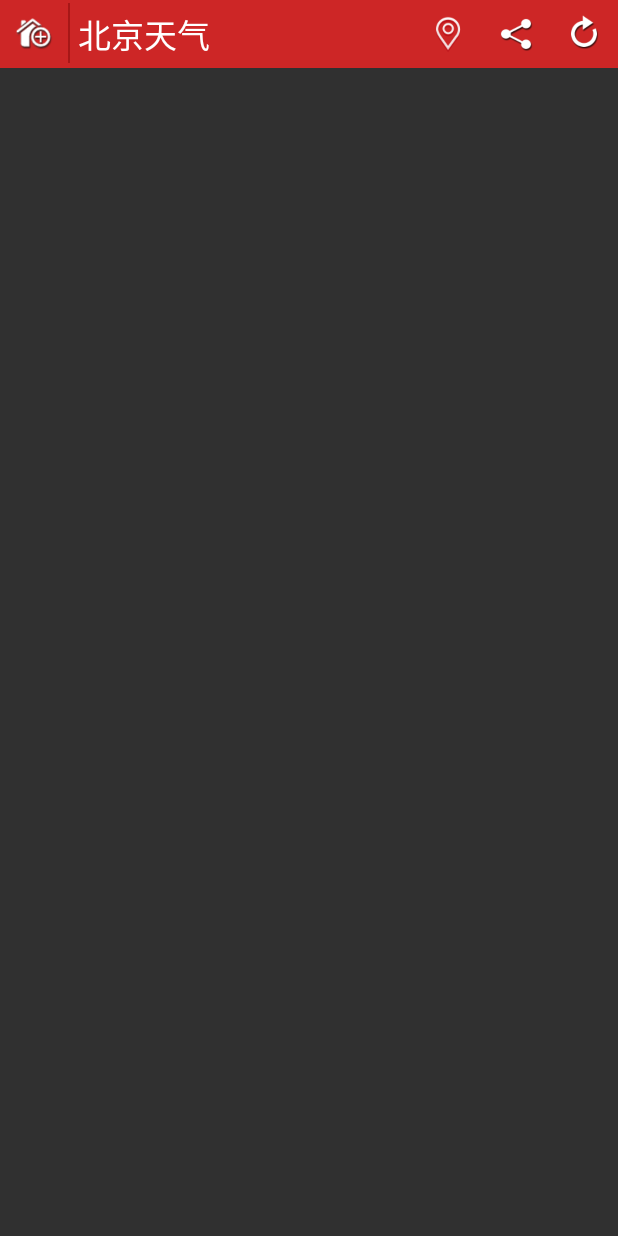
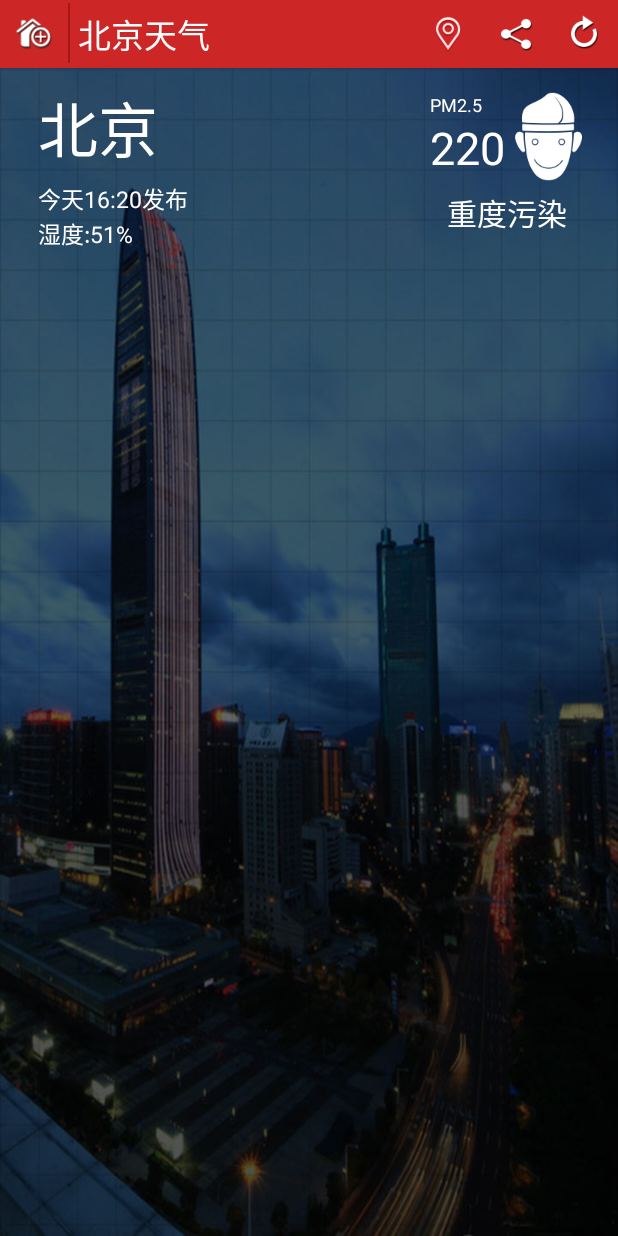
Before and after one commit to yinping1103/myweather, an Android app: the screen it shows after launch (MainActivity), on a phone screen of 412 x 824 dp. Run offline under Robolectric (Android 15) with nearby library versions, the phone set to English and light mode, and no system bars.

Commit message:
今日部分信息

```diff
--- a/app/src/main/res/layout/wether_info.xml
+++ b/app/src/main/res/layout/wether_info.xml
@@ -3,6 +3,7 @@
     android:layout_width="match_parent"
     android:layout_height="match_parent">
     <RelativeLayout
+        android:id="@+id/title"
         android:layout_width="fill_parent"
         android:layout_height="45dp"
         android:background="#ffcd2626"
@@ -52,5 +53,119 @@
             android:src="@drawable/base_action_bar_action_city" />
     </RelativeLayout>
 
+    <!--今日天气信息整体信息块-->
+    <LinearLayout
+        android:layout_width="fill_parent"
+        android:layout_height="fill_parent"
+        android:layout_below="@id/title"
+        android:background="@drawable/biz_plugin_weather_shenzhen_bg"
+        android:orientation="vertical"
+        >
+        <!--今日天气信息-->
+        <RelativeLayout
+            android:id="@+id/weather_today"
+            android:layout_width="fill_parent"
+            android:layout_height="wrap_content"
+            android:padding="10.0dip">
+            <!--城市名称-->
+            <TextView
+                android:id="@+id/city"
+                android:layout_width="wrap_content"
+                android:layout_height="wrap_content"
+                android:layout_alignParentLeft="true"
+                android:layout_alignParentTop="true"
+                android:layout_marginLeft="15.0dp"
+                android:singleLine="true"
+                android:text="北京"
+                android:textColor="@android:color/white"
+                android:textSize="40.0sp"/>
+            <!--发布时间-->
+            <TextView
+                android:id="@+id/time"
+                android:layout_width="wrap_content"
+                android:layout_height="wrap_content"
+                android:layout_alignParentLeft="true"
+                android:layout_below="@id/city"
+                android:layout_marginTop="5dp"
+                android:layout_marginLeft="15.0dp"
+                android:singleLine="true"
+                android:text="今天16:20发布"
+                android:textColor="@android:color/white"
+                android:textSize="15.0sp"/>
+            <!--湿度-->
+            <TextView
+                android:id="@+id/humidity"
+                android:layout_width="wrap_content"
+                android:layout_height="wrap_content"
+                android:layout_alignParentLeft="true"
+                android:layout_below="@id/time"
+                android:layout_marginLeft="15.0dp"
+                android:singleLine="true"
+                android:text="湿度:51%"
+                android:textColor="@android:color/white"
+                android:textSize="15.0sp"/>
+            <!--PM2.5整体信息-->
+            <LinearLayout
+                android:id="@+id/pm2.5_content"
+                android:layout_width="wrap_content"
+                android:layout_height="wrap_content"
+                android:layout_alignParentRight="true"
+                android:layout_alignParentTop="true"
+                android:orientation="vertical">
+                <!--pm2.5带图详细信息-->
+                <LinearLayout
+                    android:layout_width="wrap_content"
+                    android:layout_height="wrap_content"
+                    android:orientation="horizontal"
+                    android:paddingLeft="12.0dp"
+                    android:paddingBottom="6.0dp"
+                    android:paddingRight="12.0dp"
+                    android:paddingTop="6.0dp">
+                    <!--pm文字详情-->
+                    <LinearLayout
+                        android:layout_width="wrap_content"
+                        android:layout_height="wrap_content"
+                        android:orientation="vertical">
+                        <!--PM2.5-->
+                        <TextView
+                            android:layout_width="wrap_content"
+                            android:layout_height="wrap_content"
+                            android:singleLine="true"
+                            android:text="PM2.5"
+                            android:textColor="@android:color/white"
+                            android:textSize="12.0sp" />
+                        <!--PM值-->
+                        <TextView
+                            android:layout_width="wrap_content"
+                            android:layout_height="match_parent"
+                            android:singleLine="true"
+                            android:text="220"
+                            android:textColor="@android:color/white"
+                            android:textSize="30.0sp" />
+                    </LinearLayout>
+                    <!--PM图片-->
+                    <ImageView
+                        android:id="@+id/pm2.5_image"
+                        android:layout_width="wrap_content"
+                        android:layout_height="wrap_content"
+                        android:layout_marginLeft="5.0dp"
+                        android:src="@drawable/biz_plugin_weather_0_50"/>
+                </LinearLayout>
+                <!--污染等级-->
+                <TextView
+                    android:id="@+id/pm2.5_quality"
+                    android:layout_width="fill_parent"
+                    android:layout_height="wrap_content"
+                    android:gravity="center"
+                    android:singleLine="true"
+                    android:text="重度污染"
+                    android:textColor="@android:color/white"
+                    android:textSize="20.0sp" />
+            </LinearLayout>
+            <!--今日天气信息-->
+        </RelativeLayout>
+        <!--一周天气信息-->
+        <!--其他广告-->
+    </LinearLayout>
 
 </RelativeLayout>
--- a/app/src/main/res/values/styles.xml
+++ b/app/src/main/res/values/styles.xml
@@ -1,7 +1,7 @@
 <resources>
 
     <!-- Base application theme. -->
-    <style name="AppTheme" parent="Theme.AppCompat">
+    <style name="AppTheme" parent="Theme.AppCompat.NoActionBar">
         <!-- Customize your theme here. -->
         <item name="colorPrimary">@color/colorPrimary</item>
         <item name="colorPrimaryDark">@color/colorPrimaryDark</item>
```
